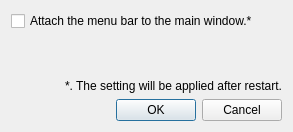
Old version of the form src/MainWnd/PreferencesWnd.ui in the repository ryotayama/Hayaemon_macOS.
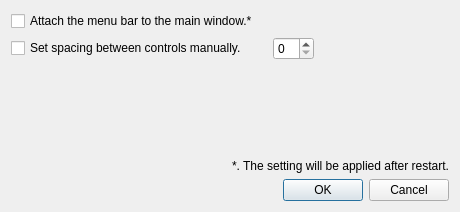
New version of the form.

The edit to the form file:
```diff
--- a/src/MainWnd/PreferencesWnd.ui
+++ b/src/MainWnd/PreferencesWnd.ui
@@ -6,8 +6,8 @@
    <rect>
     <x>0</x>
     <y>0</y>
-    <width>293</width>
-    <height>132</height>
+    <width>460</width>
+    <height>212</height>
    </rect>
   </property>
   <property name="windowTitle">
@@ -21,6 +21,49 @@
      </property>
     </widget>
    </item>
+   <item>
+    <layout class="QHBoxLayout" name="controlSpacingLayout">
+     <item>
+      <widget class="QCheckBox" name="control_spacing_checkbox_">
+       <property name="text">
+        <string>Set spacing between controls manually.</string>
+       </property>
+      </widget>
+     </item>
+     <item>
+      <spacer name="horizontalSpacer">
+       <property name="orientation">
+        <enum>Qt::Horizontal</enum>
+       </property>
+       <property name="sizeType">
+        <enum>QSizePolicy::Fixed</enum>
+       </property>
+       <property name="sizeHint" stdset="0">
+        <size>
+         <width>20</width>
+         <height>20</height>
+        </size>
+       </property>
+      </spacer>
+     </item>
+     <item>
+      <widget class="QSpinBox" name="control_spacing_spinbox_"/>
+     </item>
+     <item>
+      <spacer name="horizontalSpacer_2">
+       <property name="orientation">
+        <enum>Qt::Horizontal</enum>
+       </property>
+       <property name="sizeHint" stdset="0">
+        <size>
+         <width>40</width>
+         <height>20</height>
+        </size>
+       </property>
+      </spacer>
+     </item>
+    </layout>
+   </item>
    <item>
     <spacer name="verticalSpacer">
      <property name="orientation">
```
Left out of the diff: 24 changed lines with no effect on the pictures.
